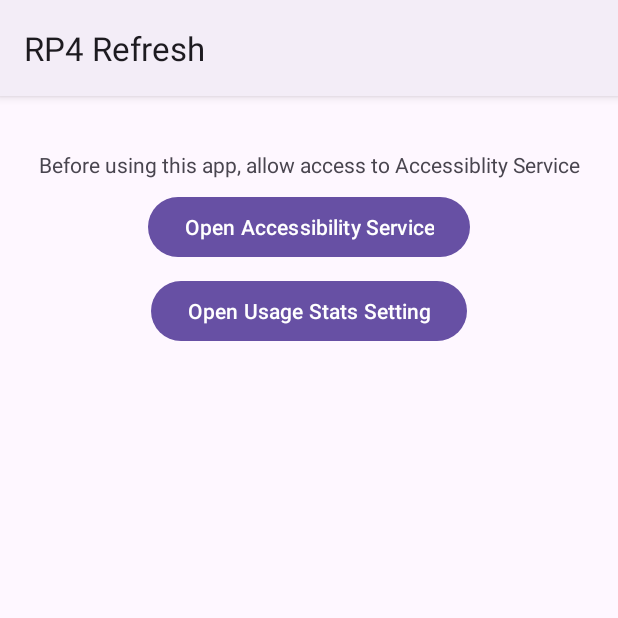
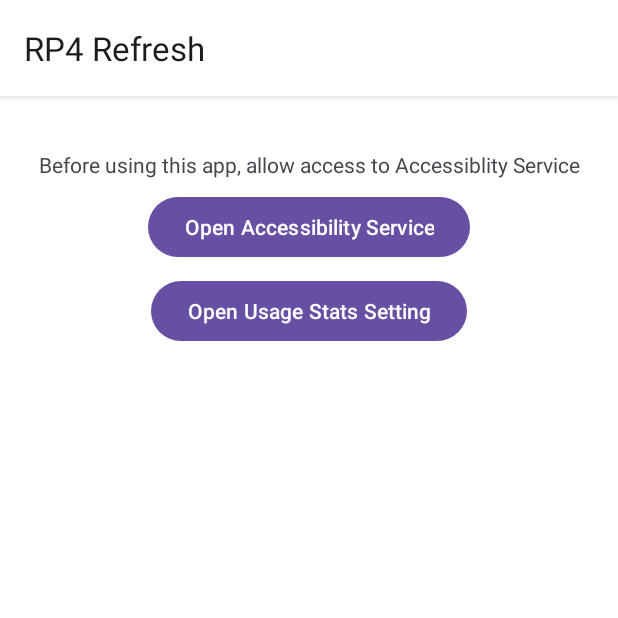
Before and after one commit to ted1117/RP4_Refresher, an Android app: the screen it shows after launch (MainActivity), on a phone screen of 412 x 824 dp, the top half of it. Run offline under Robolectric (Android 15) with nearby library versions, the phone set to English and light mode, and no system bars.

Commit message:
Style: 앱 배경 색상 수정

```diff
--- a/app/src/main/res/values/themes.xml
+++ b/app/src/main/res/values/themes.xml
@@ -3,6 +3,7 @@
     <style name="Base.Theme.RefreshPaper" parent="Theme.Material3.DayNight">
         <!-- Customize your light theme here. -->
         <!-- <item name="colorPrimary">@color/my_light_primary</item> -->
+        <item name="android:background">@color/white</item>
     </style>
 
     <style name="Theme.RefreshPaper" parent="Base.Theme.RefreshPaper" />
```
